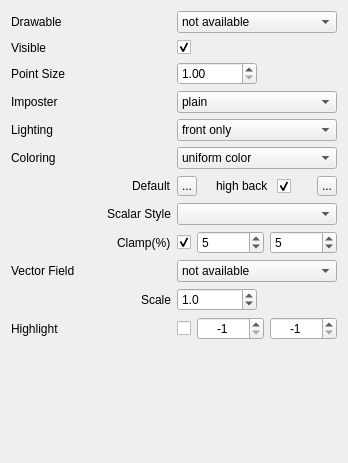
Qt form applications/Mapple/widgets/widget_drawable_points.ui (LiangliangNan/Easy3D) before a commit.
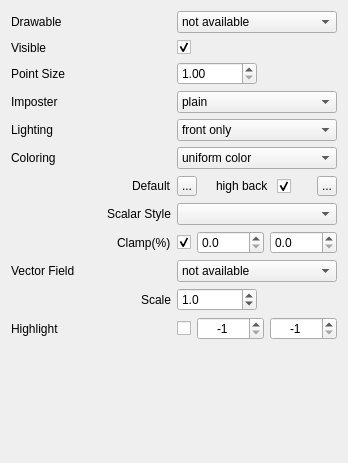
The same form after that commit. Icons and pictures are not drawn.

Commit message: finner clamp of scalar fields for visualization

The edit to the form file:
```diff
--- a/applications/Mapple/widgets/widget_drawable_points.ui
+++ b/applications/Mapple/widgets/widget_drawable_points.ui
@@ -544,7 +544,7 @@
         </widget>
        </item>
        <item>
-        <widget class="QSpinBox" name="spinBoxScalarFieldClampLower">
+        <widget class="QDoubleSpinBox" name="doubleSpinBoxScalarFieldClampLower">
          <property name="sizePolicy">
           <sizepolicy hsizetype="Expanding" vsizetype="Preferred">
            <horstretch>0</horstretch>
@@ -557,16 +557,13 @@
            <height>0</height>
           </size>
          </property>
-         <property name="maximum">
-          <number>100</number>
-         </property>
-         <property name="value">
-          <number>5</number>
+         <property name="decimals">
+          <number>1</number>
          </property>
         </widget>
        </item>
        <item>
-        <widget class="QSpinBox" name="spinBoxScalarFieldClampUpper">
+        <widget class="QDoubleSpinBox" name="doubleSpinBoxScalarFieldClampUpper">
          <property name="sizePolicy">
           <sizepolicy hsizetype="Expanding" vsizetype="Preferred">
            <horstretch>0</horstretch>
@@ -579,11 +576,8 @@
            <height>0</height>
           </size>
          </property>
-         <property name="maximum">
-          <number>100</number>
-         </property>
-         <property name="value">
-          <number>5</number>
+         <property name="decimals">
+          <number>1</number>
          </property>
         </widget>
        </item>
```
Left out of the diff: 4 changed lines with no effect on the pictures. The commit also changes 8 other files.
